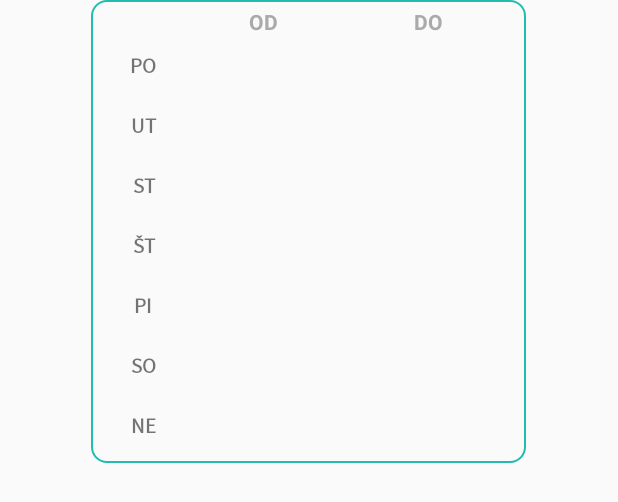
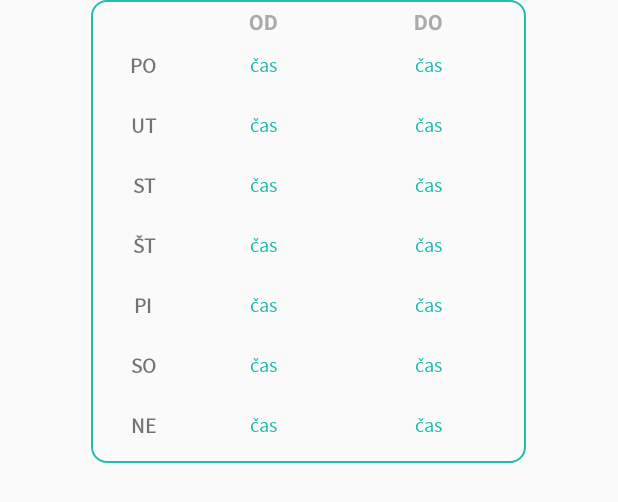
Before and after one commit to zuzanafertalova/TeaZone, an Android app: the layout dialog_otvaracie_hodiny.xml on its own in the app's theme, with its tools: preview values and no code run, on a phone screen of 412 x 824 dp. Shown: the top 502 px of the screen. Run offline under Robolectric (Android 15) with nearby library versions, the phone set to English and light mode, and no system bars.

Commit message:
otvaracie hodiny nejdu

```diff
--- a/app/src/main/java/sk/upjs/ics/android/teazoneinc/Activities/ProfileFromSearchActivity.kt
+++ b/app/src/main/java/sk/upjs/ics/android/teazoneinc/Activities/ProfileFromSearchActivity.kt
@@ -1,6 +1,7 @@
 package sk.upjs.ics.android.teazoneinc.Activities
 
 import android.os.Bundle
+import android.view.LayoutInflater
 import android.view.View
 import androidx.appcompat.app.AppCompatActivity
 import kotlinx.android.synthetic.main.activity_profile_from_search.*
@@ -121,8 +122,9 @@ class ProfileFromSearchActivity : AppCompatActivity(), BottomSheetPostReview.Bot
 
     private fun btnOtvaracieHodiny2OnClick() {
         btnOtvaracieHodiny2.setOnClickListener {
-                val dialog = DialogOtvaracieHodiny().onCreateDialog(this,userFirma.openHours)
-                dialog.show()
+            val inflater = layoutInflater
+            val dialog = DialogOtvaracieHodiny(inflater).onCreateDialog(this, inflater,  userFirma.openHours)
+            dialog.show()
         }
     }
 
--- a/app/src/main/java/sk/upjs/ics/android/teazoneinc/Activities/SettingsActivity.kt
+++ b/app/src/main/java/sk/upjs/ics/android/teazoneinc/Activities/SettingsActivity.kt
@@ -216,6 +216,9 @@ class SettingsActivity : AppCompatActivity() {
                 tvDoPo.text.isNotEmpty()&&tvDoUt.text.isNotEmpty()&&tvDoSt.text.isNotEmpty()&&tvDoŠt.text.isNotEmpty()&&tvDoPi.text.isNotEmpty()&&tvDoSo.text.isNotEmpty()&&tvDoNe.text.isNotEmpty()){
                 val openingHours = DataOpeningHours(DbAdapterUser.userFirma.docID!!,getHours(tvOdPo,tvDoPo),getHours(tvOdUt,tvDoUt),getHours(tvOdSt,tvDoSt),getHours(tvOdŠt,tvDoŠt),getHours(tvOdPi,tvDoPi),getHours(tvOdSo,tvDoSo),getHours(tvOdNe,tvDoNe))
                 dbAdapterUser.setOpeningHours(openingHours)
+                fragmentChangeOpeningHours.view?.visibility = View.GONE
+                Toast.makeText(this, "Otváracie hodiny úspešne zmenené.", Toast.LENGTH_SHORT).show()
+
             }
             else{
                 Toast.makeText(this, "Vyplňte prosím všetky polia", Toast.LENGTH_SHORT).show()
--- a/app/src/main/java/sk/upjs/ics/android/teazoneinc/HomeScreenFragments/ProfileFragment.kt
+++ b/app/src/main/java/sk/upjs/ics/android/teazoneinc/HomeScreenFragments/ProfileFragment.kt
@@ -69,7 +69,8 @@ class ProfileFragment : Fragment(), BottomSheetAddPost.BottomSheetListener {
     fun btnOtvaracieHodinyOnClick() {
         btnOtvaracieHodiny.setOnClickListener {
             activity?.let {
-                val dialog = DialogOtvaracieHodiny().onCreateDialog(it,DbAdapterUser.userFirma.openHours)
+                val inflater = layoutInflater
+                val dialog = DialogOtvaracieHodiny(inflater).onCreateDialog(it, inflater, DbAdapterUser.userFirma.openHours)
                 dialog.show()
             }
         }
--- a/app/src/main/res/layout/dialog_otvaracie_hodiny.xml
+++ b/app/src/main/res/layout/dialog_otvaracie_hodiny.xml
@@ -119,6 +119,9 @@
                 android:layout_marginLeft="10sp"
                 android:layout_marginRight="10sp"
                 android:fontFamily="@font/source_sans_pro"
+                android:gravity="center"
+                android:text="čas"
+                android:textColor="@color/colorGreenLogo"
                 android:textSize="13sp" />
 
             <TextView
@@ -128,6 +131,9 @@
                 android:layout_marginLeft="10sp"
                 android:layout_marginRight="10sp"
                 android:fontFamily="@font/source_sans_pro"
+                android:gravity="center"
+                android:text="čas"
+                android:textColor="@color/colorGreenLogo"
                 android:textSize="13sp" />
 
             <TextView
@@ -137,6 +143,9 @@
                 android:layout_marginLeft="10sp"
                 android:layout_marginRight="10sp"
                 android:fontFamily="@font/source_sans_pro"
+                android:gravity="center"
+                android:text="čas"
+                android:textColor="@color/colorGreenLogo"
                 android:textSize="13sp" />
 
             <TextView
@@ -146,6 +155,9 @@
                 android:layout_marginLeft="10sp"
                 android:layout_marginRight="10sp"
                 android:fontFamily="@font/source_sans_pro"
+                android:gravity="center"
+                android:text="čas"
+                android:textColor="@color/colorGreenLogo"
                 android:textSize="13sp" />
 
             <TextView
@@ -155,6 +167,9 @@
                 android:layout_marginLeft="10sp"
                 android:layout_marginRight="10sp"
                 android:fontFamily="@font/source_sans_pro"
+                android:gravity="center"
+                android:text="čas"
+                android:textColor="@color/colorGreenLogo"
                 android:textSize="13sp" />
 
             <TextView
@@ -164,6 +179,9 @@
                 android:layout_marginLeft="10sp"
                 android:layout_marginRight="10sp"
                 android:fontFamily="@font/source_sans_pro"
+                android:gravity="center"
+                android:text="čas"
+                android:textColor="@color/colorGreenLogo"
                 android:textSize="13sp" />
 
             <TextView
@@ -173,6 +191,9 @@
                 android:layout_marginLeft="10sp"
                 android:layout_marginRight="10sp"
                 android:fontFamily="@font/source_sans_pro"
+                android:gravity="center"
+                android:text="čas"
+                android:textColor="@color/colorGreenLogo"
                 android:textSize="13sp" />
         </LinearLayout>
 
@@ -188,6 +209,9 @@
                 android:layout_marginLeft="10sp"
                 android:layout_marginRight="10sp"
                 android:fontFamily="@font/source_sans_pro"
+                android:gravity="center"
+                android:text="čas"
+                android:textColor="@color/colorGreenLogo"
                 android:textSize="13sp" />
 
             <TextView
@@ -197,6 +221,9 @@
                 android:layout_marginLeft="10sp"
                 android:layout_marginRight="10sp"
                 android:fontFamily="@font/source_sans_pro"
+                android:gravity="center"
+                android:text="čas"
+                android:textColor="@color/colorGreenLogo"
                 android:textSize="13sp" />
 
             <TextView
@@ -206,6 +233,9 @@
                 android:layout_marginLeft="10sp"
                 android:layout_marginRight="10sp"
                 android:fontFamily="@font/source_sans_pro"
+                android:gravity="center"
+                android:text="čas"
+                android:textColor="@color/colorGreenLogo"
                 android:textSize="13sp" />
 
             <TextView
@@ -215,6 +245,9 @@
                 android:layout_marginLeft="10sp"
                 android:layout_marginRight="10sp"
                 android:fontFamily="@font/source_sans_pro"
+                android:gravity="center"
+                android:text="čas"
+                android:textColor="@color/colorGreenLogo"
                 android:textSize="13sp" />
 
             <TextView
@@ -224,6 +257,9 @@
                 android:layout_marginLeft="10sp"
                 android:layout_marginRight="10sp"
                 android:fontFamily="@font/source_sans_pro"
+                android:gravity="center"
+                android:text="čas"
+                android:textColor="@color/colorGreenLogo"
                 android:textSize="13sp" />
 
             <TextView
@@ -233,6 +269,9 @@
                 android:layout_marginLeft="10sp"
                 android:layout_marginRight="10sp"
                 android:fontFamily="@font/source_sans_pro"
+                android:gravity="center"
+                android:text="čas"
+                android:textColor="@color/colorGreenLogo"
                 android:textSize="13sp" />
 
             <TextView
@@ -242,6 +281,9 @@
                 android:layout_marginLeft="10sp"
                 android:layout_marginRight="10sp"
                 android:fontFamily="@font/source_sans_pro"
+                android:gravity="center"
+                android:text="čas"
+                android:textColor="@color/colorGreenLogo"
                 android:textSize="13sp" />
         </LinearLayout>
     </LinearLayout>
```
Also changed, not shown: app/src/main/java/sk/upjs/ics/android/teazoneinc/Activities/HomeScreenActivity.kt (+6 -5 lines), app/src/main/java/sk/upjs/ics/android/teazoneinc/Dialogs/DialogOtvaracieHodiny.kt (+23 -13 lines), app/src/main/res/layout/fragment_change_opening_hours.xml (+0 -14 lines).
